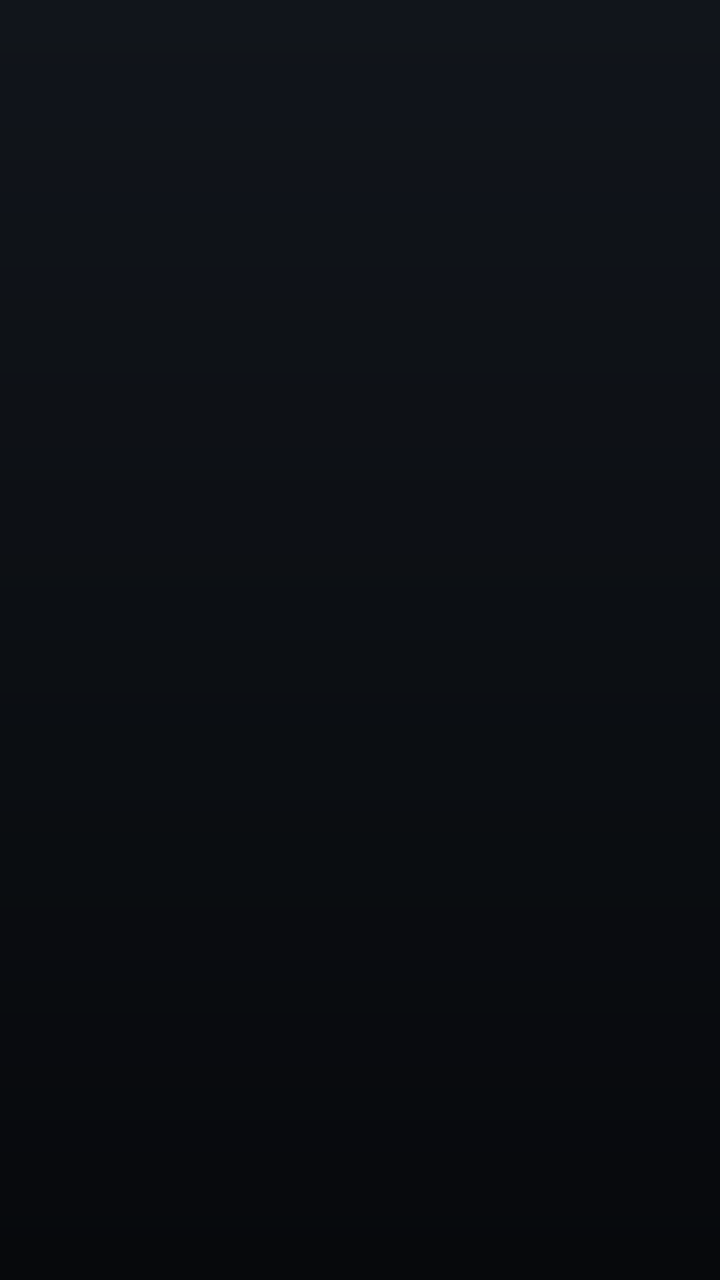
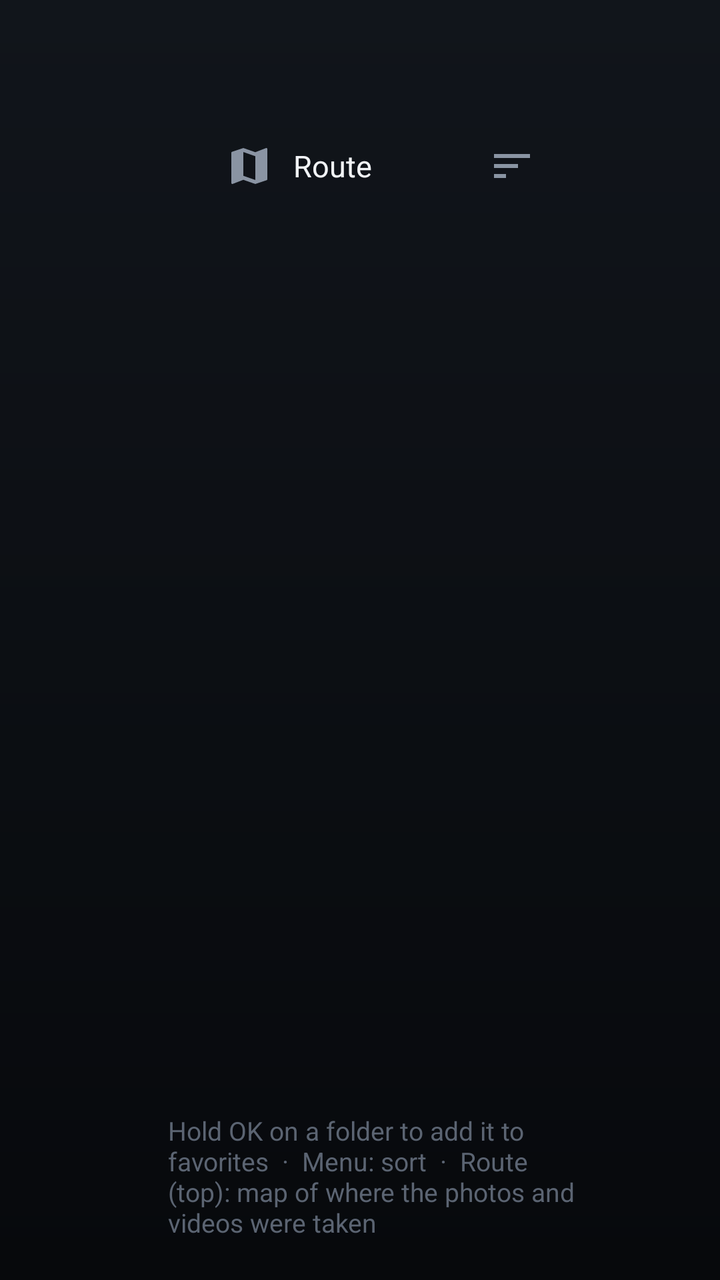

Before-and-after screenshots of an Android layout around one commit, followed by the original layout XML and the change that was made.
<!-- AndroidManifest.xml: application theme Theme.SmbTv -->
<!-- res/layout/activity_browser.xml -->
<?xml version="1.0" encoding="utf-8"?>
<LinearLayout xmlns:android="http://schemas.android.com/apk/res/android"
    android:layout_width="match_parent"
    android:layout_height="match_parent"
    android:orientation="vertical"
    android:paddingStart="64dp"
    android:paddingTop="44dp"
    android:paddingEnd="64dp"
    android:paddingBottom="20dp">

    <LinearLayout
        android:layout_width="match_parent"
        android:layout_height="wrap_content"
        android:gravity="bottom"
        android:orientation="horizontal">

        <LinearLayout
            android:layout_width="0dp"
            android:layout_height="wrap_content"
            android:layout_weight="1"
            android:orientation="vertical">

            <TextView
                android:id="@+id/crumbs"
                style="@style/Text.Eyebrow"
                android:layout_width="match_parent"
                android:layout_height="wrap_content"
                android:ellipsize="start"
                android:singleLine="true" />

            <TextView
                android:id="@+id/folderTitle"
                style="@style/Text.Display"
                android:layout_width="match_parent"
                android:layout_height="wrap_content"
                android:layout_marginTop="2dp" />
        </LinearLayout>

        <ProgressBar
            android:id="@+id/loading"
            style="@android:style/Widget.Material.ProgressBar.Small"
            android:layout_width="28dp"
            android:layout_height="28dp"
            android:layout_marginStart="24dp"
            android:layout_marginBottom="10dp"
            android:indeterminateTint="@color/text_secondary"
            android:visibility="gone" />
    </LinearLayout>

    <TextView
        android:id="@+id/count"
        style="@style/Text.Caption"
        android:layout_width="wrap_content"
        android:layout_height="wrap_content"
        android:layout_marginTop="4dp"
        android:layout_marginBottom="22dp" />

    <FrameLayout
        android:layout_width="match_parent"
        android:layout_height="0dp"
        android:layout_weight="1">

        <androidx.recyclerview.widget.RecyclerView
            android:id="@+id/list"
            android:layout_width="match_parent"
            android:layout_height="match_parent"
            android:clipToPadding="false"
            android:paddingBottom="24dp" />

        <TextView
            android:id="@+id/empty"
            style="@style/Text.Caption"
            android:layout_width="wrap_content"
            android:layout_height="wrap_content"
            android:layout_gravity="center"
            android:text="No videos in this folder"
            android:textSize="18sp"
            android:visibility="gone" />
    </FrameLayout>
</LinearLayout>
<!-- resources referenced by this layout -->
<resources>
  <color name="text_secondary">#FF8A94A3</color>
  <style name="Text.Caption" parent="">
          <item name="android:textSize">14sp</item>
          <item name="android:textColor">@color/text_secondary</item>
      </style>
  <style name="Text.Display" parent="">
          <item name="android:textSize">40sp</item>
          <item name="android:textColor">@color/text_primary</item>
          <item name="android:fontFamily">sans-serif-light</item>
          <item name="android:singleLine">true</item>
          <item name="android:ellipsize">end</item>
      </style>
  <style name="Text.Eyebrow" parent="">
          <item name="android:textSize">13sp</item>
          <item name="android:textColor">@color/text_secondary</item>
          <item name="android:fontFamily">sans-serif-medium</item>
          <item name="android:letterSpacing">0.18</item>
          <item name="android:textAllCaps">true</item>
      </style>
  <style name="Theme.SmbTv" parent="@android:style/Theme.DeviceDefault.NoActionBar">
          <item name="android:windowBackground">@drawable/bg_screen</item>
          <item name="android:colorAccent">@color/accent</item>
          <item name="android:textColorPrimary">@color/text_primary</item>
          <item name="android:textColorSecondary">@color/text_secondary</item>
      </style>
  <color name="text_primary">#FFF2F4F7</color>
  <!-- drawable bg_screen (drawable) -->
  <?xml version="1.0" encoding="utf-8"?>
  <shape xmlns:android="http://schemas.android.com/apk/res/android">
      <gradient
          android:angle="270"
          android:endColor="@color/bg_bottom"
          android:startColor="@color/bg_top" />
  </shape>
  <color name="accent">#FF8AB4F8</color>
  <color name="bg_bottom">#FF07090C</color>
  <color name="bg_top">#FF11151B</color>
</resources>

<!-- the commit's change to res/layout/activity_browser.xml (unified diff, before → after) -->
@@ -36,6 +36,47 @@
                 android:layout_marginTop="2dp" />
         </LinearLayout>
 
+        <TextView
+            android:id="@+id/route"
+            android:layout_width="wrap_content"
+            android:layout_height="wrap_content"
+            android:layout_marginStart="24dp"
+            android:layout_marginBottom="6dp"
+            android:background="@drawable/row_bg"
+            android:drawableStart="@drawable/ic_route"
+            android:drawablePadding="10dp"
+            android:drawableTint="@color/text_secondary"
+            android:focusable="true"
+            android:text="Route"
+            android:gravity="center_vertical"
+            android:paddingStart="16dp"
+            android:paddingTop="10dp"
+            android:paddingEnd="18dp"
+            android:paddingBottom="10dp"
+            android:singleLine="true"
+            android:textColor="@color/text_primary"
+            android:textSize="15sp" />
+
+        <TextView
+            android:id="@+id/sort"
+            android:layout_width="wrap_content"
+            android:layout_height="wrap_content"
+            android:layout_marginStart="24dp"
+            android:layout_marginBottom="6dp"
+            android:background="@drawable/row_bg"
+            android:drawableStart="@drawable/ic_sort"
+            android:drawablePadding="10dp"
+            android:drawableTint="@color/text_secondary"
+            android:focusable="true"
+            android:gravity="center_vertical"
+            android:paddingStart="16dp"
+            android:paddingTop="10dp"
+            android:paddingEnd="18dp"
+            android:paddingBottom="10dp"
+            android:singleLine="true"
+            android:textColor="@color/text_primary"
+            android:textSize="15sp" />
+
         <ProgressBar
             android:id="@+id/loading"
             style="@android:style/Widget.Material.ProgressBar.Small"
@@ -73,8 +114,17 @@
             android:layout_width="wrap_content"
             android:layout_height="wrap_content"
             android:layout_gravity="center"
-            android:text="No videos in this folder"
+            android:text="No videos or photos in this folder"
             android:textSize="18sp"
             android:visibility="gone" />
     </FrameLayout>
+
+    <TextView
+        style="@style/Text.Caption"
+        android:layout_width="wrap_content"
+        android:layout_height="wrap_content"
+        android:layout_marginStart="20dp"
+        android:text="Hold OK on a folder to add it to favorites  ·  Menu: sort  ·  Route (top): map of where the photos and videos were taken"
+        android:textColor="@color/text_tertiary"
+        android:textSize="13sp" />
 </LinearLayout>
<!-- resource entries referenced after the edit -->
@@ -1,6 +1,46 @@
 <!-- resources referenced by this layout -->
 <resources>
   <color name="text_secondary">#FF8A94A3</color>
+  <color name="text_tertiary">#FF5B6472</color>
+  <!-- drawable ic_route (drawable) -->
+  <?xml version="1.0" encoding="utf-8"?>
+  <vector xmlns:android="http://schemas.android.com/apk/res/android"
+      android:width="24dp"
+      android:height="24dp"
+      android:viewportWidth="24"
+      android:viewportHeight="24">
+      <path
+          android:fillColor="#FFFFFFFF"
+          android:pathData="M20.5,3l-0.16,0.03L15,5.1 9,3 3.36,4.9c-0.21,0.07 -0.36,0.25 -0.36,0.48V20.5c0,0.28 0.22,0.5 0.5,0.5l0.16,-0.03L9,18.9l6,2.1 5.64,-1.9c0.21,-0.07 0.36,-0.25 0.36,-0.48V3.5c0,-0.28 -0.22,-0.5 -0.5,-0.5zM15,19l-6,-2.11V5l6,2.11V19z" />
+  </vector>
+  <!-- drawable ic_sort (drawable) -->
+  <?xml version="1.0" encoding="utf-8"?>
+  <vector xmlns:android="http://schemas.android.com/apk/res/android"
+      android:width="24dp"
+      android:height="24dp"
+      android:viewportWidth="24"
+      android:viewportHeight="24">
+      <path
+          android:fillColor="#FFFFFFFF"
+          android:pathData="M3,18h6v-2H3v2zM3,6v2h18V6H3zM3,13h12v-2H3v2z" />
+  </vector>
+  <!-- drawable row_bg (drawable) -->
+  <?xml version="1.0" encoding="utf-8"?>
+  <selector xmlns:android="http://schemas.android.com/apk/res/android"
+      android:exitFadeDuration="@android:integer/config_shortAnimTime">
+      <item android:state_focused="true">
+          <shape android:shape="rectangle">
+              <solid android:color="@color/focus_fill" />
+              <corners android:radius="12dp" />
+          </shape>
+      </item>
+      <item>
+          <shape android:shape="rectangle">
+              <solid android:color="@android:color/transparent" />
+              <corners android:radius="12dp" />
+          </shape>
+      </item>
+  </selector>
   <style name="Text.Caption" parent="">
           <item name="android:textSize">14sp</item>
           <item name="android:textColor">@color/text_secondary</item>
@@ -25,6 +65,7 @@
           <item name="android:textColorPrimary">@color/text_primary</item>
           <item name="android:textColorSecondary">@color/text_secondary</item>
       </style>
+  <color name="focus_fill">#26FFFFFF</color>
   <color name="text_primary">#FFF2F4F7</color>
   <!-- drawable bg_screen (drawable) -->
   <?xml version="1.0" encoding="utf-8"?>
